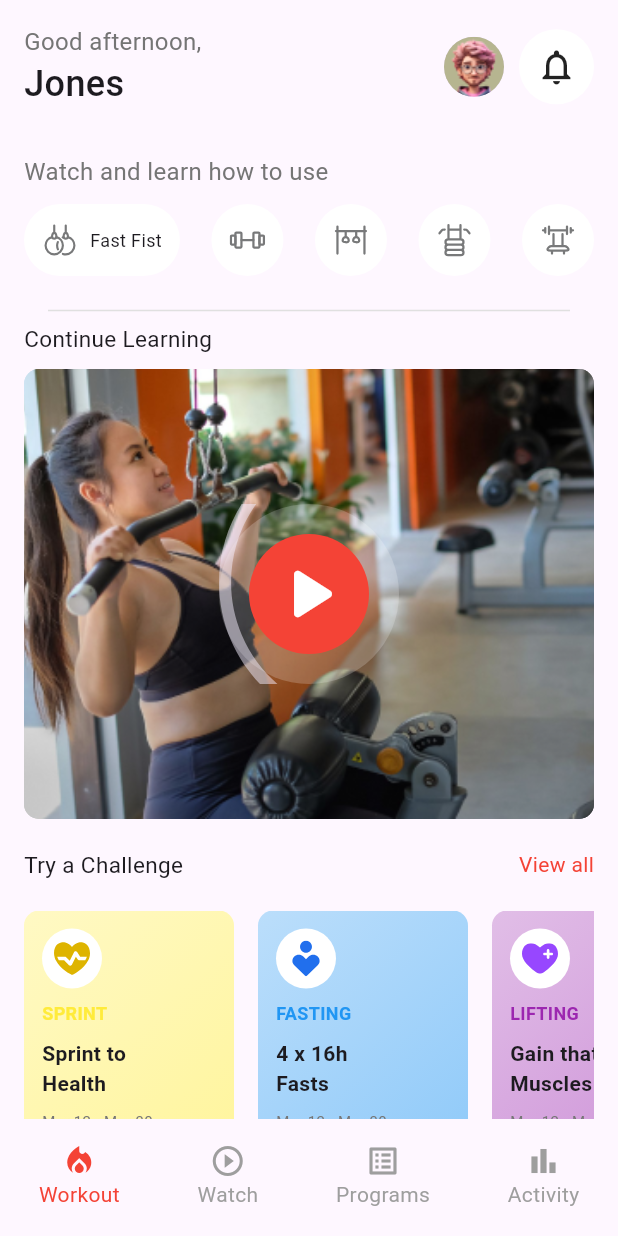
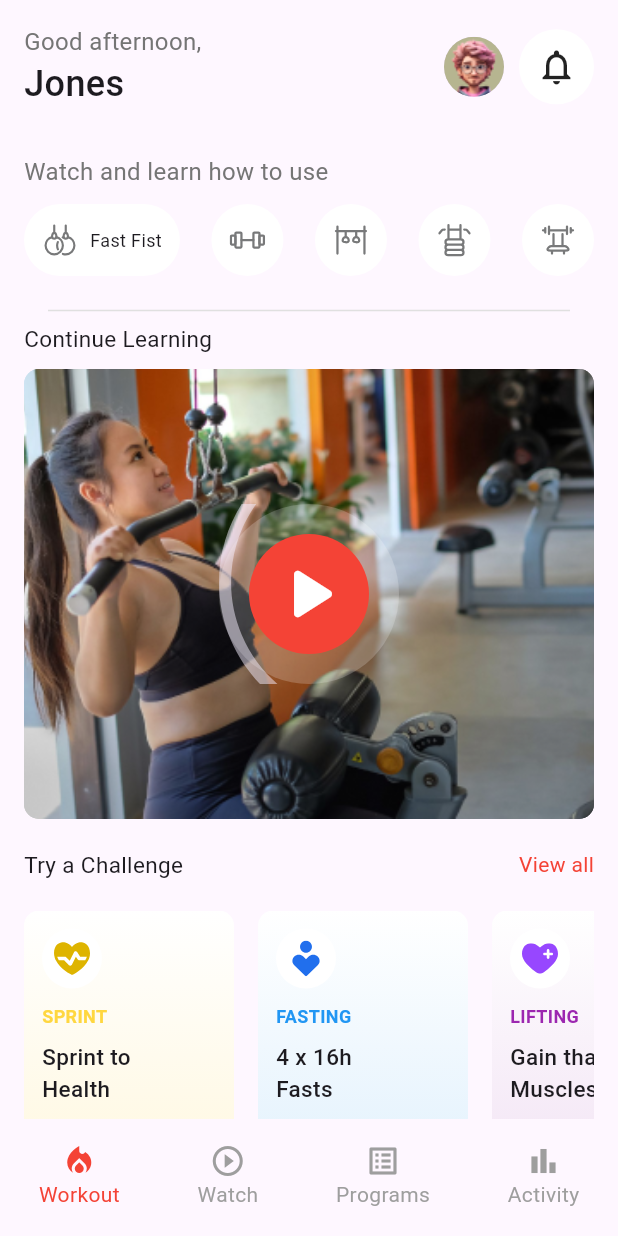
Before and after one commit to Cypher-O/latana, a Flutter app: the HomePage screen opened directly, on a phone screen of 412 x 824 dp. Run offline on Flutter 3.47's test engine with Material 3 defaults, Android fonts, the phone set to English and light mode, and no system bars; our stand-ins replace flutter_svg, stacked, stacked_services.

Commit message:
challenge cards cleanup

```diff
--- a/lib/viewmodel/home.dart
+++ b/lib/viewmodel/home.dart
@@ -16,8 +16,8 @@ class HomeViewModel extends BaseViewModel {
             width: 24,
             height: 24,
           ),
-          color: Colors.yellow,
-          gradientColors: [Colors.yellow.shade100, Colors.yellow.shade200],
+          color: Colors.amberAccent,
+          gradientColors: [Colors.white, Colors.amber.shade50],
         ),
         Challenge(
           name: 'FASTING',
@@ -29,7 +29,7 @@ class HomeViewModel extends BaseViewModel {
             height: 24,
           ),
           color: Colors.blue,
-          gradientColors: [Colors.blue.shade100, Colors.blue.shade200],
+          gradientColors: [Colors.white, Colors.blue.shade50],
         ),
         Challenge(
           name: 'LIFTING',
@@ -41,7 +41,7 @@ class HomeViewModel extends BaseViewModel {
             height: 24,
           ),
           color: Colors.purple,
-          gradientColors: [Colors.purple.shade100, Colors.purple.shade200],
+          gradientColors: [Colors.white, Colors.purple.shade50],
         ),
       ];
 }
--- a/lib/views/home_page.dart
+++ b/lib/views/home_page.dart
@@ -279,13 +279,13 @@ class HomePage extends StackedView<HomeViewModel> {
   Widget _buildChallengeCard(Challenge challenge) {
     return Container(
       width: 140,
-      height: 160,
+      height: 170,
       margin: const EdgeInsets.only(right: 16),
       padding: const EdgeInsets.all(12),
       decoration: BoxDecoration(
         gradient: LinearGradient(
           colors: challenge.gradientColors,
-          begin: Alignment.topLeft,
+          begin: Alignment.topRight,
           end: Alignment.bottomRight,
         ),
         borderRadius: BorderRadius.circular(10),
@@ -310,7 +310,7 @@ class HomePage extends StackedView<HomeViewModel> {
                   : challenge.icon as Widget,
             ),
           ),
-          const SizedBox(height: 8),
+          const SizedBox(height: 10),
           Text(
             challenge.name.toUpperCase(),
             style: TextStyle(
@@ -322,9 +322,9 @@ class HomePage extends StackedView<HomeViewModel> {
           const SizedBox(height: 8),
           Text(
             challenge.description,
-            style: const TextStyle(fontSize: 14, fontWeight: FontWeight.bold),
+            style: const TextStyle(fontSize: 15, fontWeight: FontWeight.w500),
           ),
-          const SizedBox(height: 8),
+          const SizedBox(height: 10),
           Text(
             challenge.duration,
             style: TextStyle(fontSize: 10, color: Colors.grey[600]),
```
